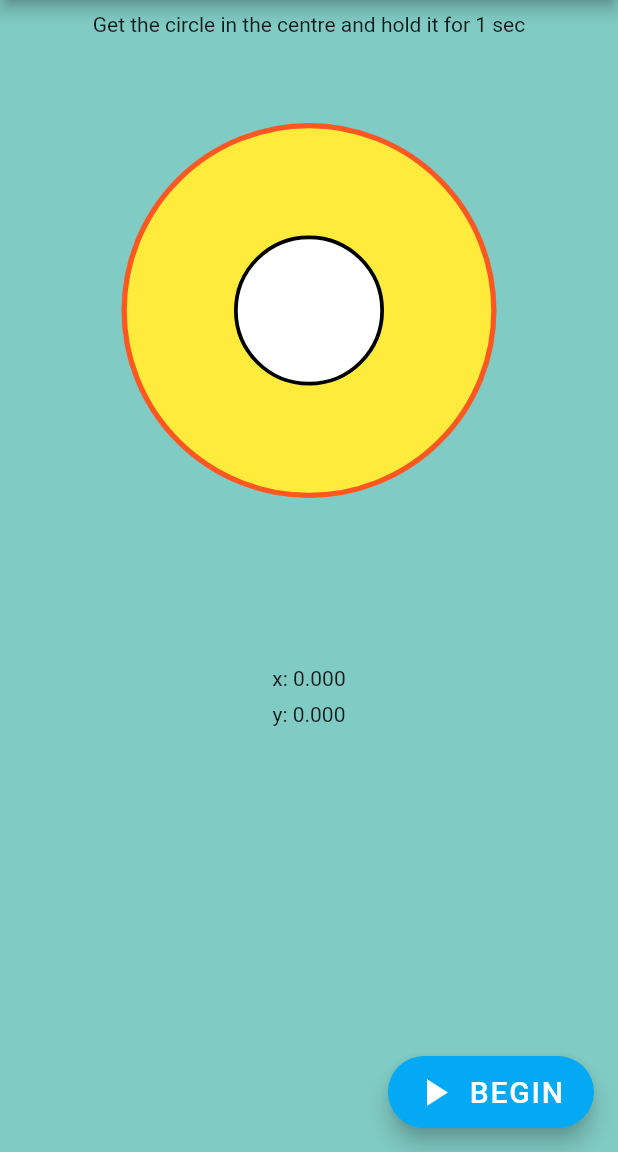
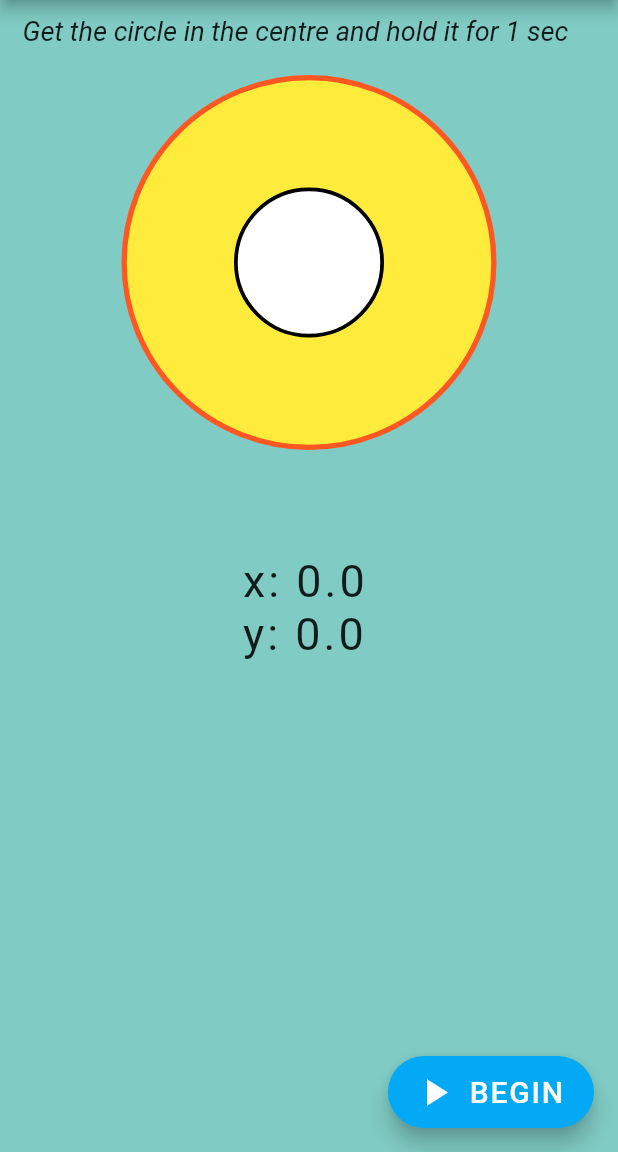
Before and after one commit to kshitijalwadhi/DevClubFlutterAssignment, a Flutter app: the screen it shows after launch, on a phone screen of 412 x 824 dp, the part 84-1236 px from its top. Run offline on Flutter 3.47's test engine with Material 2 defaults, Android fonts, the phone set to English and light mode, and no system bars; our stand-ins replace sensors.

Commit message:
text alignment

```diff
--- a/dev_club_flutter_assignment/lib/main.dart
+++ b/dev_club_flutter_assignment/lib/main.dart
@@ -1,6 +1,6 @@
 import 'package:flutter/material.dart';
 import 'package:sensors/sensors.dart';
-import 'dart:async'; // for stream
+import 'dart:async'; // for stream of values
 
 // main function
 void main() {
@@ -71,18 +71,19 @@ class _MyAppBrainState extends State<MyAppBrain> {
       body: SafeArea(
         child: Column(
           children: <Widget>[
-            Padding(
-              padding: const EdgeInsets.all(8.0),
-              child: Text('Get the circle in the centre and hold it for 1 sec'),
-            ),
             Stack(
               children: <Widget>[
                 // empty container to initialise the size of the stack
                 Container(
                   width: width,
-                  height: height/2,
+                  height: height/1.5,
                 ),
+                Positioned(
+                  top: 10,
+                  left: 15,
 
+                  child: Text('Get the circle in the centre and hold it for 1 sec', style: TextStyle(fontSize: 18, fontStyle: FontStyle.italic),),
+                ),
                 // the outer (fixed) circle
                 Positioned(
                   top: 50,
@@ -115,16 +116,21 @@ class _MyAppBrainState extends State<MyAppBrain> {
 
                 // the moving circle (position determined by accelerometer)
                 //Positioned(),
+                // text for accelerometer values
+                Positioned(
+                  top: 370.0,
+                  left: width/2 -45,
+                  child: Text('x: ${(event?.x ?? 0).toStringAsFixed(1)}', style: TextStyle(fontSize: 30.0, letterSpacing: 2.0, ),),
+                ),
+                Positioned(
+                  top: 405.0,
+                  left: width/2 - 45,
+                  child: Text('y: ${(event?.y ?? 0).toStringAsFixed(1)}', style: TextStyle(fontSize: 30.0, letterSpacing: 2.0, )),
+                ),
               ],
             ),
-            Padding(
-              padding: const EdgeInsets.symmetric(vertical: 0.0, horizontal: 150.0),
-              child:  Text('x: ${(event?.x ?? 0).toStringAsFixed(3)}'),
-            ),
-            Padding(
-              padding: const EdgeInsets.all(8.0),
-              child:  Text('y: ${(event?.y ?? 0).toStringAsFixed(3)}'),
-            ),
+
+
 
           ],
         ),
```
